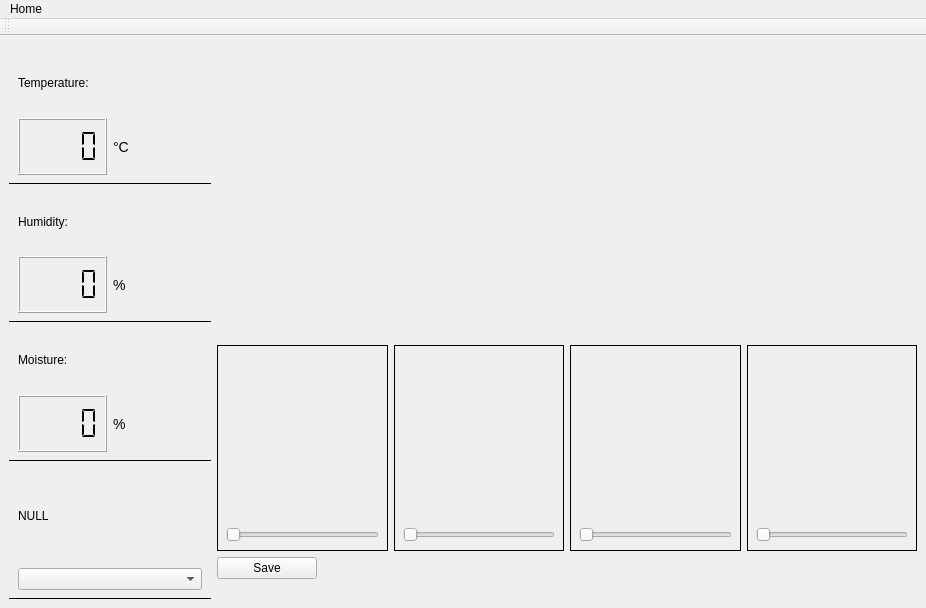
Qt form src/anticarium_desktop/widgets/MainWindow.ui (Anticarium/Anticarium_Desktop) before a commit.
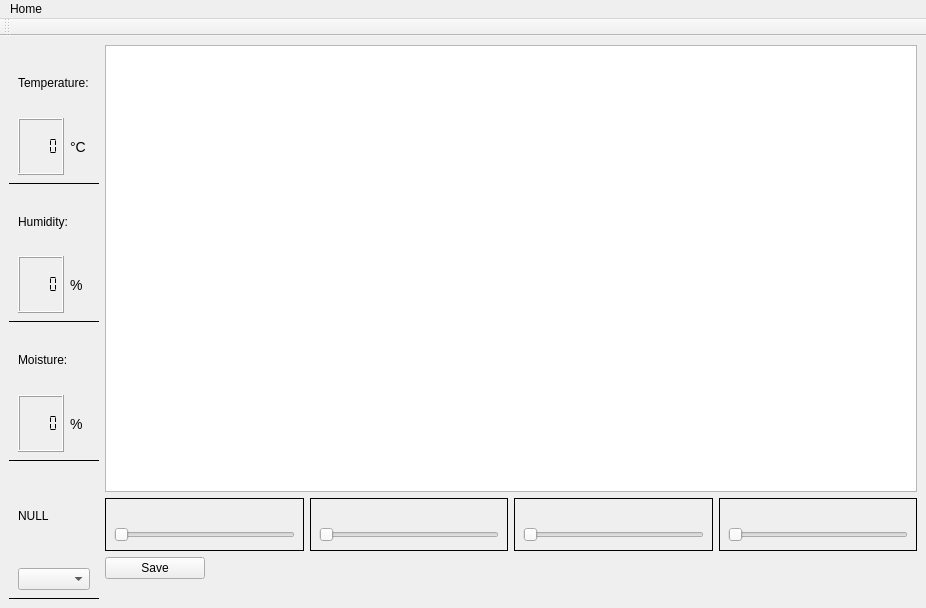
The same form after that commit. Icons and pictures are not drawn.

Commit message: Added video scene along with udp. Compiles. Not tested. No Image building.

```diff
--- a/src/anticarium_desktop/widgets/MainWindow.ui
+++ b/src/anticarium_desktop/widgets/MainWindow.ui
@@ -182,20 +182,7 @@
     <item row="0" column="1">
      <layout class="QVBoxLayout" name="verticalLayout_2">
       <item>
-       <spacer name="verticalSpacer">
-        <property name="orientation">
-         <enum>Qt::Vertical</enum>
-        </property>
-        <property name="sizeType">
-         <enum>QSizePolicy::Fixed</enum>
-        </property>
-        <property name="sizeHint" stdset="0">
-         <size>
-          <width>20</width>
-          <height>300</height>
-         </size>
-        </property>
-       </spacer>
+       <widget class="QGraphicsView" name="videoStreamView"/>
       </item>
       <item>
        <layout class="QHBoxLayout" name="horizontalLayout_9">
```
The commit also changes 17 other files.
